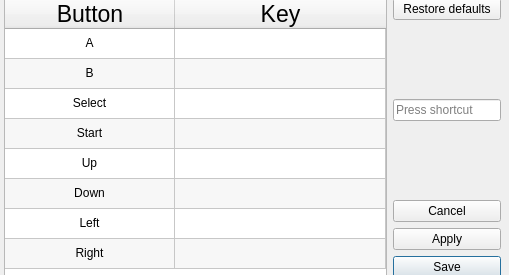
Qt form UI/keymap.ui (NADNES-TEAM/NADNES) before a commit.
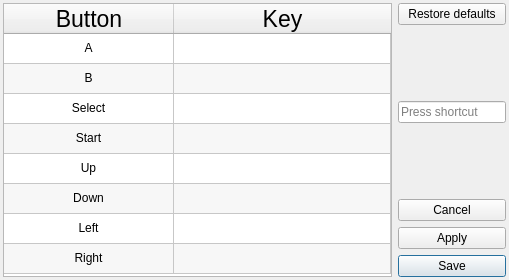
The same form after that commit.

Patch:
```diff
--- a/UI/keymap.ui
+++ b/UI/keymap.ui
@@ -7,7 +7,7 @@
     <x>0</x>
     <y>0</y>
     <width>509</width>
-    <height>275</height>
+    <height>280</height>
    </rect>
   </property>
   <property name="sizePolicy">
@@ -31,15 +31,20 @@
   <property name="windowTitle">
    <string>Keymap</string>
   </property>
-  <widget class="QWidget" name="horizontalLayoutWidget">
-   <property name="geometry">
-    <rect>
-     <x>4</x>
-     <y>-2</y>
-     <width>497</width>
-     <height>280</height>
-    </rect>
+  <layout class="QGridLayout" name="gridLayout">
+   <property name="leftMargin">
+    <number>3</number>
    </property>
+   <property name="topMargin">
+    <number>3</number>
+   </property>
+   <property name="rightMargin">
+    <number>3</number>
+   </property>
+   <property name="bottomMargin">
+    <number>3</number>
+   </property>
+   <item row="0" column="0">
    <layout class="QHBoxLayout" name="horizontalLayout">
     <item>
      <widget class="QTableWidget" name="table_widget">
@@ -383,7 +388,8 @@
      </layout>
     </item>
    </layout>
-  </widget>
+   </item>
+  </layout>
  </widget>
  <resources/>
  <connections/>
```
Lines whose indentation alone changed are shown as unchanged.
